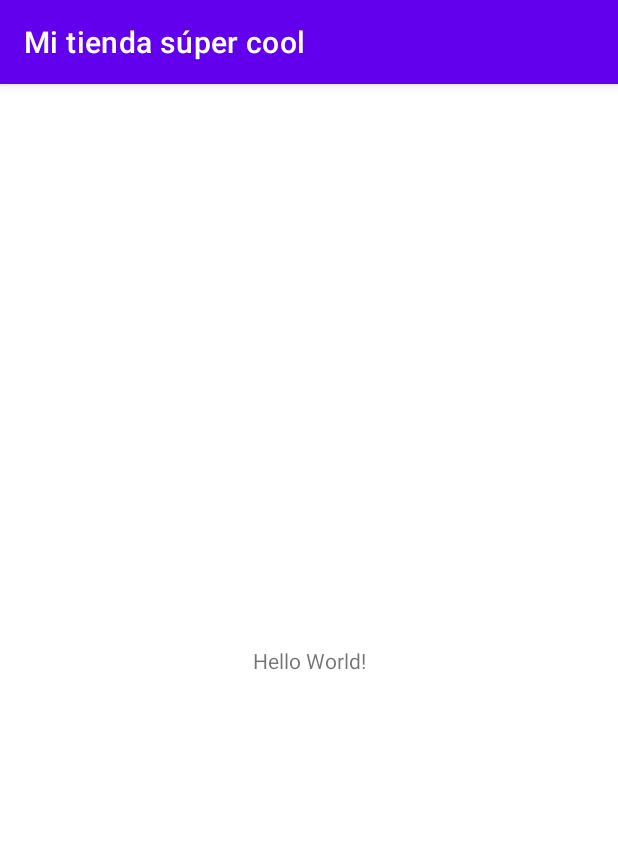
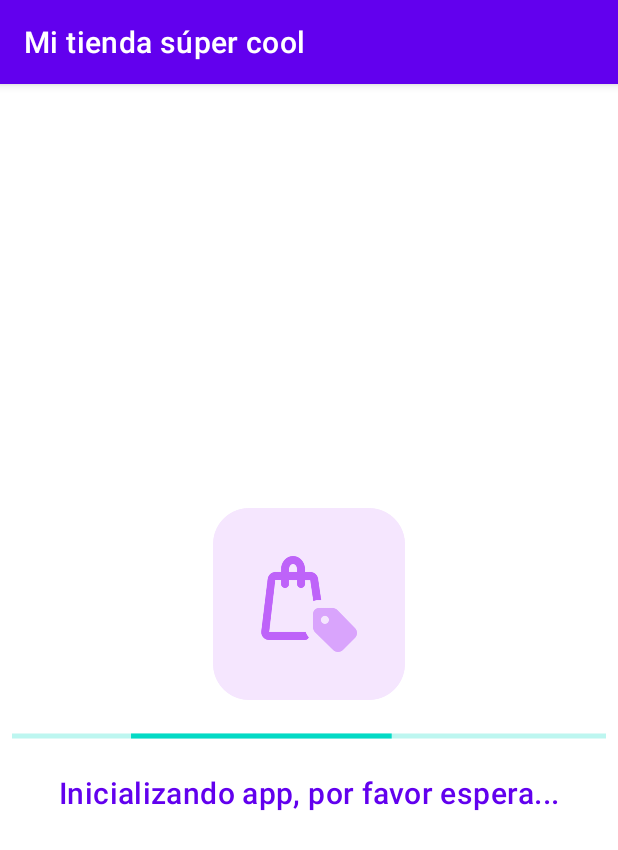
Before and after one commit to zavaletadev/t201-dapps, an Android app: the screen it shows after launch (MainActivity), on a phone screen of 412 x 824 dp. Shown: the top 850 px of the screen. Run offline under Robolectric (Android 15) with nearby library versions, the phone set to English and light mode, and no system bars.

Commit message:
Ejemplo de UI con Constraint Layout

```diff
--- a/app/src/main/res/layout/activity_main.xml
+++ b/app/src/main/res/layout/activity_main.xml
@@ -6,13 +6,61 @@
     android:layout_height="match_parent"
     tools:context=".MainActivity">
 
+    <!--
+    Cuando utilizamos constraint layout, necesitamos indicar
+    como mínimo un constraint para cada eje (vertical|horrizontal
+    Podemos indicar los siguinetes elementos de contraint
+    start (izquierda)
+    top (arriba)
+    end (derecha)
+    bottom (abajo)
+
+    Los tipos de restricciones (constraints)
+    start_to_start_of     = (de izquierda a izquierda de)
+    start_to_end_of       = (de izquierda a derecha de)
+    top_to_top_of         = (de arriba a arriba de)
+    top_to_bottom_of      = (de arriba a abajo de)
+    end_to_end_of         = (de derecha a derecha de)
+    end_to_start_if       = (de derecha a izquierda de)
+    bottom_to_bottom_of   = (de abajo a abajo de)
+    bottom_to_top_of      = (de abajo a arriba de)
+
+    -->
+    <ImageView
+        android:id="@+id/iv_logo"
+        android:layout_width="0dp"
+        android:layout_height="128dp"
+        app:layout_constraintStart_toStartOf="parent"
+        app:layout_constraintTop_toTopOf="parent"
+        app:layout_constraintEnd_toEndOf="parent"
+        app:layout_constraintBottom_toTopOf="@id/pb_check_login"
+        android:src="@drawable/logo"
+        app:layout_constraintVertical_chainStyle="packed"/>
+
+    <ProgressBar
+        android:id="@+id/pb_check_login"
+        android:layout_width="0dp"
+        android:layout_height="wrap_content"
+        app:layout_constraintStart_toStartOf="parent"
+        app:layout_constraintTop_toBottomOf="@id/iv_logo"
+        app:layout_constraintEnd_toEndOf="parent"
+        app:layout_constraintBottom_toTopOf="@id/tv_check_login"
+        style="@style/Widget.AppCompat.ProgressBar.Horizontal"
+        android:layout_marginHorizontal="8dp"
+        android:layout_marginVertical="16dp"
+        android:indeterminate="true"/>
+
     <TextView
+        android:id="@+id/tv_check_login"
         android:layout_width="wrap_content"
         android:layout_height="wrap_content"
-        android:text="Hello World!"
+        app:layout_constraintStart_toStartOf="parent"
+        app:layout_constraintTop_toBottomOf="@id/pb_check_login"
+        app:layout_constraintEnd_toEndOf="parent"
         app:layout_constraintBottom_toBottomOf="parent"
-        app:layout_constraintLeft_toLeftOf="parent"
-        app:layout_constraintRight_toRightOf="parent"
-        app:layout_constraintTop_toTopOf="parent" />
+        android:text="Inicializando app, por favor espera..."
+        style="@style/TextAppearance.MaterialComponents.Headline6"
+        android:textColor="?colorPrimary"/>
+
 
 </androidx.constraintlayout.widget.ConstraintLayout>
```
Also changed, not shown: app/src/main/res/drawable/logo.png (added).
